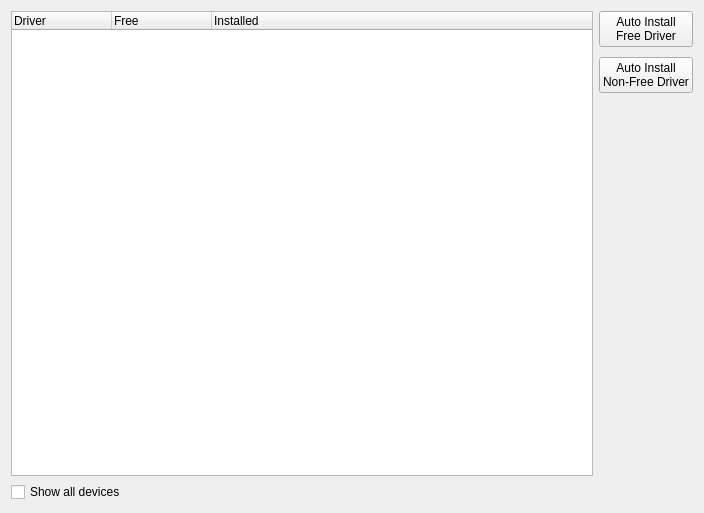
Above: src/manjaro-settings-manager/pages/page_mhwd.ui from manjaro/manjaro-settings-manager before the change. Below: the same form after it.
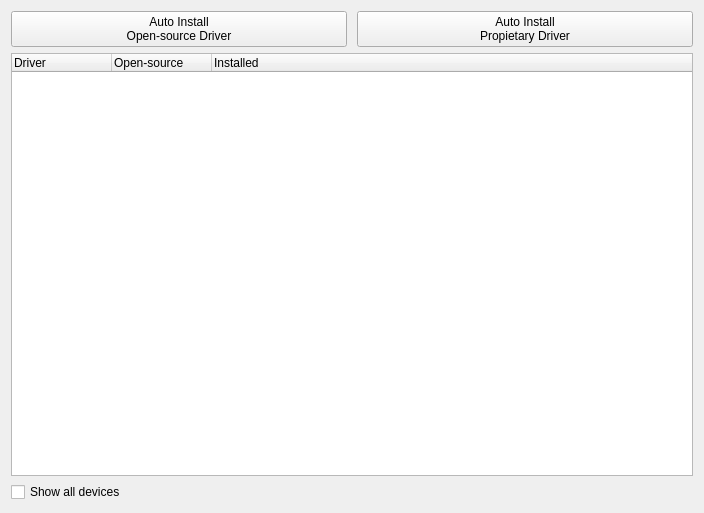
That is the form after the change.

Commit message: MHWD Page Modifications  - Moved buttons to the top  - Changed text free/non-free to open-source/propietary Bugfixes for msm-dameon Add tux-manjaro to daemon (icon for kernel notifications)

Diff of the .ui file:
```diff
--- a/src/manjaro-settings-manager/pages/page_mhwd.ui
+++ b/src/manjaro-settings-manager/pages/page_mhwd.ui
@@ -13,7 +13,7 @@
   <property name="windowTitle">
    <string notr="true"/>
   </property>
-  <layout class="QHBoxLayout" name="horizontalLayout_2">
+  <layout class="QVBoxLayout" name="verticalLayout_3">
    <property name="leftMargin">
     <number>11</number>
    </property>
@@ -26,6 +26,29 @@
    <property name="bottomMargin">
     <number>11</number>
    </property>
+   <item>
+    <layout class="QHBoxLayout" name="horizontalLayout" stretch="0,0">
+     <property name="spacing">
+      <number>10</number>
+     </property>
+     <item>
+      <widget class="QPushButton" name="buttonInstallNonFree">
+       <property name="text">
+        <string>Auto Install
+Open-source Driver</string>
+       </property>
+      </widget>
+     </item>
+     <item>
+      <widget class="QPushButton" name="buttonInstallFree">
+       <property name="text">
+        <string>Auto Install
+Propietary Driver</string>
+       </property>
+      </widget>
+     </item>
+    </layout>
+   </item>
    <item>
     <layout class="QVBoxLayout" name="verticalLayout_2">
      <item>
@@ -46,7 +69,7 @@
        </column>
        <column>
         <property name="text">
-         <string>Free</string>
+         <string>Open-source</string>
         </property>
        </column>
        <column>
@@ -65,42 +88,6 @@
      </item>
     </layout>
    </item>
-   <item>
-    <layout class="QVBoxLayout" name="verticalLayout" stretch="0,0,0">
-     <property name="spacing">
-      <number>10</number>
-     </property>
-     <item>
-      <widget class="QPushButton" name="buttonInstallFree">
-       <property name="text">
-        <string>Auto Install
-Free Driver</string>
-       </property>
-      </widget>
-     </item>
-     <item>
-      <widget class="QPushButton" name="buttonInstallNonFree">
-       <property name="text">
-        <string>Auto Install
-Non-Free Driver</string>
-       </property>
-      </widget>
-     </item>
-     <item>
-      <spacer name="verticalSpacer">
-       <property name="orientation">
-        <enum>Qt::Vertical</enum>
-       </property>
-       <property name="sizeHint" stdset="0">
-        <size>
-         <width>20</width>
-         <height>40</height>
-        </size>
-       </property>
-      </spacer>
-     </item>
-    </layout>
-   </item>
   </layout>
  </widget>
  <resources/>
```
The commit also changes 4 other files.
